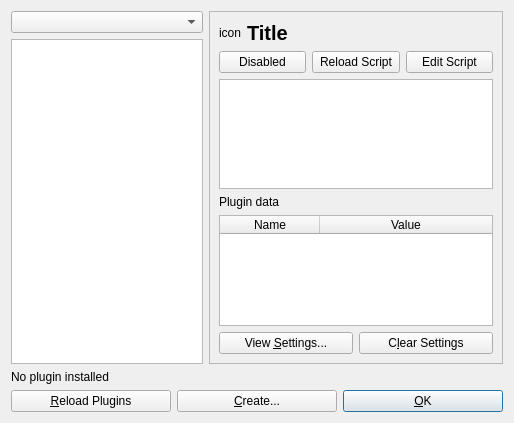
Before: the Qt Designer form src/dialogs/dialog_plugins.ui in mbasaglia/Knotter, drawn with Qt 5.
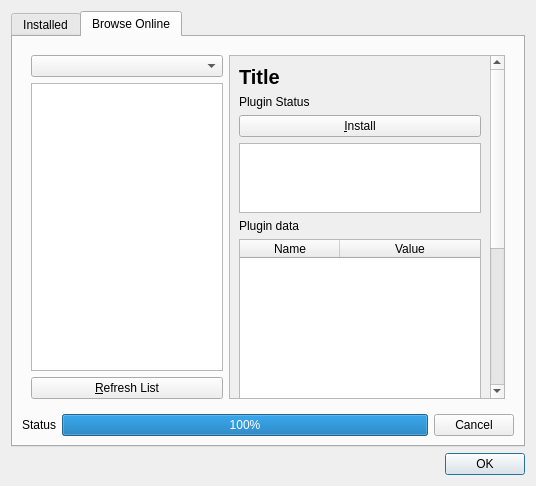
After: the same form once the commit is applied. The open tabs and pages were chosen to show the change. Icons and pictures are not drawn.

Commit message: Display online plugins

What changed in the file:
```diff
--- a/src/dialogs/dialog_plugins.ui
+++ b/src/dialogs/dialog_plugins.ui
@@ -6,8 +6,8 @@
    <rect>
     <x>0</x>
     <y>0</y>
-    <width>514</width>
-    <height>423</height>
+    <width>536</width>
+    <height>486</height>
    </rect>
   </property>
   <property name="windowTitle">
@@ -20,6 +20,21 @@
   </property>
   <layout class="QVBoxLayout" name="verticalLayout">
    <item>
+    <widget class="QTabWidget" name="tabWidget">
+     <property name="currentIndex">
+      <number>0</number>
+     </property>
+     <widget class="QWidget" name="tab_offline">
+      <attribute name="icon">
+       <iconset theme="computer">
+        <normaloff/>
+       </iconset>
+      </attribute>
+      <attribute name="title">
+       <string>Installed</string>
+      </attribute>
+      <layout class="QVBoxLayout" name="verticalLayout_2">
+       <item>
     <widget class="QFrame" name="frame_info">
      <property name="sizePolicy">
       <sizepolicy hsizetype="Minimum" vsizetype="Preferred">
@@ -251,25 +266,225 @@
        </property>
       </widget>
      </item>
+        </layout>
+       </item>
+      </layout>
+     </widget>
+     <widget class="QWidget" name="tab_online">
+      <attribute name="icon">
+       <iconset theme="repository">
+        <normaloff/>
+       </iconset>
+      </attribute>
+      <attribute name="title">
+       <string>Browse Online</string>
+      </attribute>
+      <layout class="QVBoxLayout" name="verticalLayout_7">
      <item>
-      <widget class="QPushButton" name="button_close">
+        <widget class="QFrame" name="frame_online_widget">
+         <layout class="QHBoxLayout" name="horizontalLayout_6">
+          <item>
+           <layout class="QVBoxLayout" name="verticalLayout_5">
+            <item>
+             <widget class="QComboBox" name="combo_category_online"/>
+            </item>
+            <item>
+             <widget class="QListWidget" name="list_online">
+              <property name="sizePolicy">
+               <sizepolicy hsizetype="Maximum" vsizetype="Expanding">
+                <horstretch>0</horstretch>
+                <verstretch>0</verstretch>
+               </sizepolicy>
+              </property>
+              <property name="minimumSize">
+               <size>
+                <width>80</width>
+                <height>0</height>
+               </size>
+              </property>
+              <property name="maximumSize">
+               <size>
+                <width>192</width>
+                <height>16777215</height>
+               </size>
+              </property>
+             </widget>
+            </item>
+            <item>
+             <widget class="QPushButton" name="button_refresh_all_online">
        <property name="text">
-        <string>&amp;OK</string>
+               <string>&amp;Refresh List</string>
        </property>
        <property name="icon">
         <iconset theme="dialog-ok">
          <normaloff/>
         </iconset>
        </property>
-       <property name="autoDefault">
+             </widget>
+            </item>
+           </layout>
+          </item>
+          <item>
+           <widget class="QScrollArea" name="frame_plugin_online">
+            <property name="widgetResizable">
+             <bool>true</bool>
+            </property>
+            <widget class="QWidget" name="scrollAreaWidgetContents">
+             <property name="geometry">
+              <rect>
+               <x>0</x>
+               <y>0</y>
+               <width>278</width>
+               <height>607</height>
+              </rect>
+             </property>
+             <layout class="QVBoxLayout" name="verticalLayout_8">
+              <item>
+               <widget class="QLabel" name="label_title_online">
+                <property name="font">
+                 <font>
+                  <pointsize>15</pointsize>
+                  <weight>75</weight>
+                  <bold>true</bold>
+                 </font>
+                </property>
+                <property name="text">
+                 <string notr="true">Title</string>
+                </property>
+               </widget>
+              </item>
+              <item>
+               <widget class="QLabel" name="label_plugin_online_status">
+                <property name="text">
+                 <string notr="true">Plugin Status</string>
+                </property>
+               </widget>
+              </item>
+              <item>
+               <widget class="QPushButton" name="button_install_plugin">
+                <property name="text">
+                 <string>&amp;Install</string>
+                </property>
+                <property name="icon">
+                 <iconset theme="download">
+                  <normaloff/>
+                 </iconset>
+                </property>
+               </widget>
+              </item>
+              <item>
+               <widget class="QPlainTextEdit" name="text_description_online">
+                <property name="readOnly">
+                 <bool>true</bool>
+                </property>
+               </widget>
+              </item>
+              <item>
+               <widget class="QLabel" name="label_2">
+                <property name="text">
+                 <string>Plugin data</string>
+                </property>
+               </widget>
+              </item>
+              <item>
+               <widget class="QTableWidget" name="tableWidget_online">
+                <property name="sizePolicy">
+                 <sizepolicy hsizetype="Expanding" vsizetype="Minimum">
+                  <horstretch>0</horstretch>
+                  <verstretch>0</verstretch>
+                 </sizepolicy>
+                </property>
+                <property name="verticalScrollBarPolicy">
+                 <enum>Qt::ScrollBarAlwaysOff</enum>
+                </property>
+                <property name="textElideMode">
+                 <enum>Qt::ElideMiddle</enum>
+                </property>
+                <attribute name="horizontalHeaderStretchLastSection">
+                 <bool>true</bool>
+                </attribute>
+                <attribute name="verticalHeaderVisible">
         <bool>false</bool>
-       </property>
-       <property name="default">
-        <bool>true</bool>
-       </property>
-      </widget>
-     </item>
-    </layout>
+                </attribute>
+                <column>
+                 <property name="text">
+                  <string>Name</string>
+                 </property>
+                </column>
+                <column>
+                 <property name="text">
+                  <string>Value</string>
+                 </property>
+                </column>
+               </widget>
+              </item>
+              <item>
+               <widget class="QLabel" name="label_3">
+                <property name="text">
+                 <string>Files</string>
+                </property>
+               </widget>
+              </item>
+              <item>
+               <widget class="QListWidget" name="list_plugin_files_online">
+                <property name="sizePolicy">
+                 <sizepolicy hsizetype="Expanding" vsizetype="Minimum">
+                  <horstretch>0</horstretch>
+                  <verstretch>0</verstretch>
+                 </sizepolicy>
+                </property>
+                <property name="verticalScrollBarPolicy">
+                 <enum>Qt::ScrollBarAlwaysOff</enum>
+                </property>
+               </widget>
+              </item>
+             </layout>
+            </widget>
+           </widget>
+          </item>
+         </layout>
+        </widget>
+       </item>
+       <item>
+        <layout class="QHBoxLayout" name="horizontalLayout_9">
+         <item>
+          <widget class="QLabel" name="label_status_download">
+           <property name="text">
+            <string notr="true">Status</string>
+           </property>
+          </widget>
+         </item>
+         <item>
+          <widget class="QProgressBar" name="progress_download">
+           <property name="value">
+            <number>100</number>
+           </property>
+          </widget>
+         </item>
+         <item>
+          <widget class="QPushButton" name="button_cancel_download">
+           <property name="text">
+            <string>Cancel</string>
+           </property>
+           <property name="icon">
+            <iconset theme="dialog-cancel">
+             <normaloff/>
+            </iconset>
+           </property>
+          </widget>
+         </item>
+        </layout>
+       </item>
+      </layout>
+     </widget>
+    </widget>
+   </item>
+   <item>
+    <widget class="QDialogButtonBox" name="buttonBox">
+     <property name="standardButtons">
+      <set>QDialogButtonBox::Ok</set>
+     </property>
+    </widget>
    </item>
   </layout>
  </widget>
```
Left out of the diff: 85 changed lines with no effect on the pictures. Lines whose indentation alone changed are shown as unchanged. The commit also changes 25 other files.
